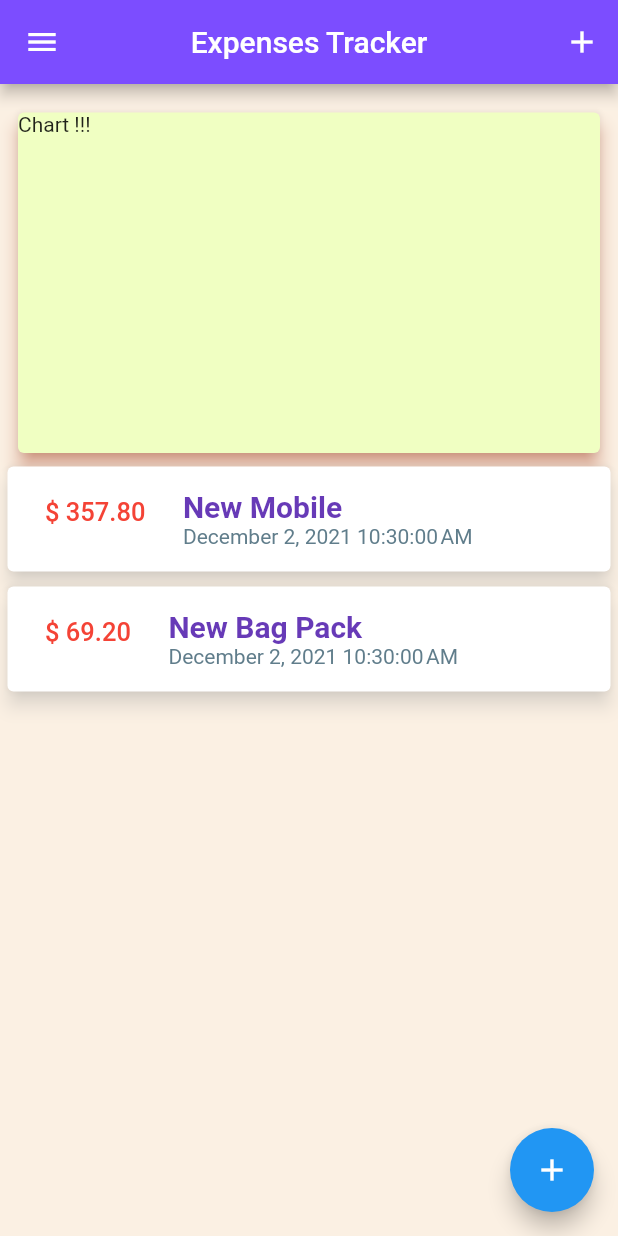
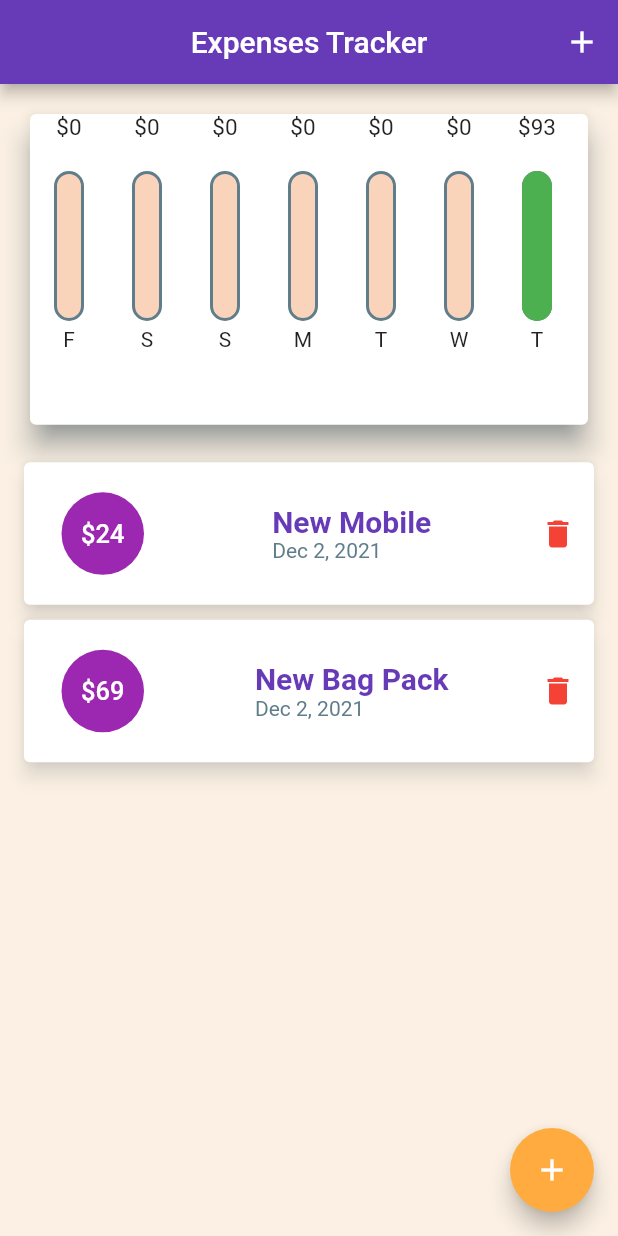
Before and after one commit to madhusudhan112/ExpenseTracker, a Flutter app: the screen it shows after launch, on a phone screen of 412 x 824 dp. Run offline on Flutter 3.47's test engine with Material 2 defaults, Android fonts, the phone set to English and light mode, and no system bars.

Commit message:
Created a Chart and Cards

```diff
--- a/lib/main.dart
+++ b/lib/main.dart
@@ -1,4 +1,5 @@
 import 'package:expensetracker/models/transaction.dart';
+import 'package:expensetracker/widgets/chart.dart';
 import 'package:expensetracker/widgets/new_transaction.dart';
 import 'package:expensetracker/widgets/transaction_list.dart';
 import 'package:flutter/material.dart';
@@ -9,6 +10,9 @@ class MyApp extends StatelessWidget {
   @override
   Widget build(BuildContext context) {
     return MaterialApp(
+      theme: ThemeData(
+        primarySwatch: Colors.deepPurple,
+      ),
       debugShowCheckedModeBanner: false,
       title: 'Personal Expenses',
       home: MyHomePage(),
@@ -26,7 +30,7 @@ class _MyHomePageState extends State<MyHomePage> {
     Transaction(
       id: 't1',
       title: "New Mobile",
-      amount: 357.8,
+      amount: 23.99,
       date: DateTime.now(),
     ),
     Transaction(
@@ -35,13 +39,25 @@ class _MyHomePageState extends State<MyHomePage> {
       amount: 69.2,
       date: DateTime.now(),
     ),
+
   ];
 
-  void _addNewTransaction(String txtitle, double txamount) {
+  List<Transaction> get _recentTransactions {
+    return _userTransactions.where((tx) {
+      return tx.date.isAfter(
+        DateTime.now().subtract(
+          Duration(days: 7),
+        ),
+      );
+    }).toList();
+  }
+
+  void _addNewTransaction(
+      String txtitle, double txamount, DateTime chosenDate) {
     final newtx = Transaction(
       title: txtitle,
       amount: txamount,
-      date: DateTime.now(),
+      date: chosenDate,
       id: DateTime.now().toString(),
     );
 
@@ -59,8 +75,29 @@ class _MyHomePageState extends State<MyHomePage> {
     );
   }
 
+  void _deleteTransaction(String id) {
+    setState(() {
+      _userTransactions.removeWhere((tx) {
+        return tx.id == id;
+      });
+    });
+  }
+
   @override
   Widget build(BuildContext context) {
+    final appBar = AppBar(
+      title: const Text("Expenses Tracker"),
+      centerTitle: true,
+      actions: <Widget>[
+        IconButton(
+          onPressed: () {
+            _showModalNewTransaction(context);
+          },
+          icon: const Icon(Icons.add),
+        ),
+      ],
+    );
+
     return GestureDetector(
       onTap: () {
         FocusScopeNode currentFocus = FocusScope.of(context);
@@ -70,40 +107,17 @@ class _MyHomePageState extends State<MyHomePage> {
       },
       child: Scaffold(
         backgroundColor: Color(0xfffbf0e3),
-        appBar: AppBar(
-          backgroundColor: Colors.deepPurpleAccent,
-          title: const Text("Expenses Tracker"),
-          centerTitle: true,
-          actions: <Widget>[
-            IconButton(
-              onPressed: () {
-                _showModalNewTransaction(context);
-              },
-              icon: const Icon(Icons.add),
-            ),
-          ],
-        ),
-        drawer: Drawer(),
+        appBar: appBar,
         body: SingleChildScrollView(
           child: Column(
             children: <Widget>[
-              Container(
-                width: double.infinity,
-                height: 250,
-                padding:
-                    const EdgeInsets.only(top: 15.0, left: 8.0, right: 8.0),
-                child: const Card(
-                  color: Color(0xfff0ffc2),
-                  elevation: 5,
-                  shadowColor: Colors.deepOrangeAccent,
-                  child: Text("Chart !!!"),
-                ),
-              ),
-              TransactionList(_userTransactions),
+              Chart(_recentTransactions),
+              TransactionList(_userTransactions, _deleteTransaction),
             ],
           ),
         ),
         floatingActionButton: FloatingActionButton(
+          backgroundColor: Colors.orangeAccent,
           onPressed: () {
             _showModalNewTransaction(context);
           },
--- /dev/null
+++ b/lib/widgets/chart.dart
@@ -0,0 +1,63 @@
+import 'package:expensetracker/models/transaction.dart';
+import 'package:expensetracker/widgets/chart_bar.dart';
+import 'package:flutter/material.dart';
+import 'package:intl/intl.dart';
+
+class Chart extends StatelessWidget {
+  final List<Transaction> recentTransactions;
+
+  Chart(this.recentTransactions);
+
+  List<Map<String, dynamic>> get groupedTransactions {
+    return List.generate(7, (index) {
+      final weekDay = DateTime.now().subtract(
+        Duration(
+          days: index,
+        ),
+      );
+
+      double totalSum = 0.0;
+
+      for (var i = 0; i < recentTransactions.length; i++) {
+        if (recentTransactions[i].date.day == weekDay.day &&
+            recentTransactions[i].date.month == weekDay.month &&
+            recentTransactions[i].date.year == weekDay.year) {
+          totalSum += recentTransactions[i].amount;
+        }
+      }
+
+      return {
+        'day': DateFormat.E().format(weekDay).substring(0, 1),
+        'amount': totalSum
+      };
+    }).reversed.toList();
+  }
+
+  double get maxSpending {
+    return groupedTransactions.fold(0.0, (sum, item) {
+      return sum + item['amount'];
+    });
+  }
+
+  @override
+  Widget build(BuildContext context) {
+    return Container(
+      height: MediaQuery.of(context).size.height * 0.3,
+      width: MediaQuery.of(context).size.width,
+      child: Card(
+        elevation: 8,
+        shadowColor: Colors.blueGrey,
+        margin: EdgeInsets.all(20.0),
+        child: Row(
+          children: groupedTransactions.map((data) {
+            return ChartBar(
+              data['day'],
+              data['amount'],
+              maxSpending == 0.0 ? 0.0 : (data['amount'] as double) / maxSpending,
+            );
+          }).toList(),
+        ),
+      ),
+    );
+  }
+}
--- /dev/null
+++ b/lib/widgets/chart_bar.dart
@@ -0,0 +1,52 @@
+import 'package:flutter/material.dart';
+
+class ChartBar extends StatelessWidget {
+  final String label;
+  final double spendingAmount;
+  final double amountPct;
+
+  ChartBar(this.label, this.spendingAmount, this.amountPct);
+
+  @override
+  Widget build(BuildContext context) {
+    return Column(
+      children: <Widget>[
+        Text(
+          '\$${spendingAmount.toStringAsFixed(0)}',
+          style: const TextStyle(fontSize: 15),
+        ),
+        const SizedBox(
+          height: 4,
+        ),
+        Container(
+          height: 100,
+          width: 20,
+          margin: const EdgeInsets.only(left: 16.0, right: 16.0, top: 16.0),
+          child: Stack(
+            children: <Widget>[
+              Container(
+                decoration: BoxDecoration(
+                  border: Border.all(color: Colors.blueGrey, width: 2.0),
+                  color: const Color(0xfffad3bb),
+                  borderRadius: BorderRadius.circular(20),
+                ),
+              ),
+              FractionallySizedBox(
+                heightFactor: amountPct,
+                child: Container(
+                  decoration: BoxDecoration(
+                      color: Colors.green,
+                      borderRadius: BorderRadius.circular(20)),
+                ),
+              ),
+            ],
+          ),
+        ),
+        SizedBox(
+          height: 4,
+        ),
+        Text(label)
+      ],
+    );
+  }
+}
--- a/lib/widgets/transaction_list.dart
+++ b/lib/widgets/transaction_list.dart
@@ -1,36 +1,68 @@
-import '../models/transaction.dart';
 import 'package:flutter/material.dart';
 import 'package:intl/intl.dart';
 
+import '../models/transaction.dart';
+
 class TransactionList extends StatelessWidget {
-  List <Transaction> transaction;
+  List<Transaction> transaction;
+  final Function deletetx;
 
-  TransactionList(this.transaction);
+  TransactionList(this.transaction, this.deletetx);
 
   @override
   Widget build(BuildContext context) {
-   return Column(
-     children: transaction.map((tx) {
+    return transaction.isEmpty
+        ? Column(
+            children: [
+              const SizedBox(
+                height: 20,
+              ),
+              const Text(
+                "No Transactions Yet",
+                style: TextStyle(
+                    fontWeight: FontWeight.w700,
+                    fontSize: 20,
+                    color: Colors.red),
+              ),
+              const SizedBox(
+                height: 10,
+              ),
+              Image.asset('assets/images/waiting.png'),
+            ],
+          )
+        : ListView.builder(
+            shrinkWrap: true,
+            physics: NeverScrollableScrollPhysics(),
+            itemBuilder: (ctx, index) {
               return Padding(
-         padding: const EdgeInsets.all(1.0),
+                padding: const EdgeInsets.only(
+                    top: 1.0, bottom: 1.0, left: 12.0, right: 12.0),
                 child: Card(
                   elevation: 5,
                   shadowColor: const Color(0xfffcf7f0),
                   child: Row(
+                    mainAxisAlignment: MainAxisAlignment.spaceBetween,
                     children: <Widget>[
                       Container(
-                 height: 50,
+                        height: 75,
+                        width: 75,
                         margin: const EdgeInsets.symmetric(
                           vertical: 10,
                           horizontal: 15,
                         ),
                         padding: const EdgeInsets.all(10.0),
+                        child: CircleAvatar(
+                          radius: 40,
+                          backgroundColor: Colors.purple,
+                          child: FittedBox(
                             child: Text(
-                   "\$ " + tx.amount.toStringAsFixed(2),
+                              '\$${transaction[index].amount.toStringAsFixed(0)}',
                               style: const TextStyle(
-                     color: Colors.red,
+                                color: Colors.white,
                                 fontSize: 17,
                                 fontWeight: FontWeight.w500,
+                              ),
+                            ),
                           ),
                         ),
                       ),
@@ -38,7 +70,7 @@ class TransactionList extends StatelessWidget {
                         crossAxisAlignment: CrossAxisAlignment.start,
                         children: <Widget>[
                           Text(
-                     tx.title,
+                            transaction[index].title,
                             style: const TextStyle(
                               color: Colors.deepPurple,
                               fontSize: 20,
@@ -46,16 +78,22 @@ class TransactionList extends StatelessWidget {
                             ),
                           ),
                           Text(
-                     DateFormat().format(tx.date),
+                            DateFormat.yMMMd().format(transaction[index].date),
                             style: const TextStyle(color: Colors.blueGrey),
                           ),
                         ],
+                      ),
+                      IconButton(
+                        color: Colors.red,
+                        onPressed: () => deletetx(transaction[index].id),
+                        icon: Icon(Icons.delete),
                       ),
                     ],
                   ),
                 ),
               );
-     }).toList(),
+            },
+            itemCount: transaction.length,
           );
   }
 }
--- a/pubspec.yaml
+++ b/pubspec.yaml
@@ -58,8 +58,8 @@ flutter:
   uses-material-design: true
 
   # To add assets to your application, add an assets section, like this:
-  # assets:
-  #   - images/a_dot_burr.jpeg
+  assets:
+     - assets/images/waiting.png
   #   - images/a_dot_ham.jpeg
 
   # An image asset can refer to one or more resolution-specific "variants", see
```
Also changed, not shown: lib/widgets/new_transaction.dart (+58 -12 lines), assets/fonts/OpenSans-Bold.ttf (added), assets/fonts/OpenSans-Regular.ttf (added), assets/fonts/Quicksand-Bold.ttf (added), assets/fonts/Quicksand-Light.ttf (added), assets/fonts/Quicksand-Medium.ttf (added), assets/fonts/Quicksand-Regular.ttf (added), assets/images/waiting.png (added). Lines whose indentation alone changed are shown as unchanged.
